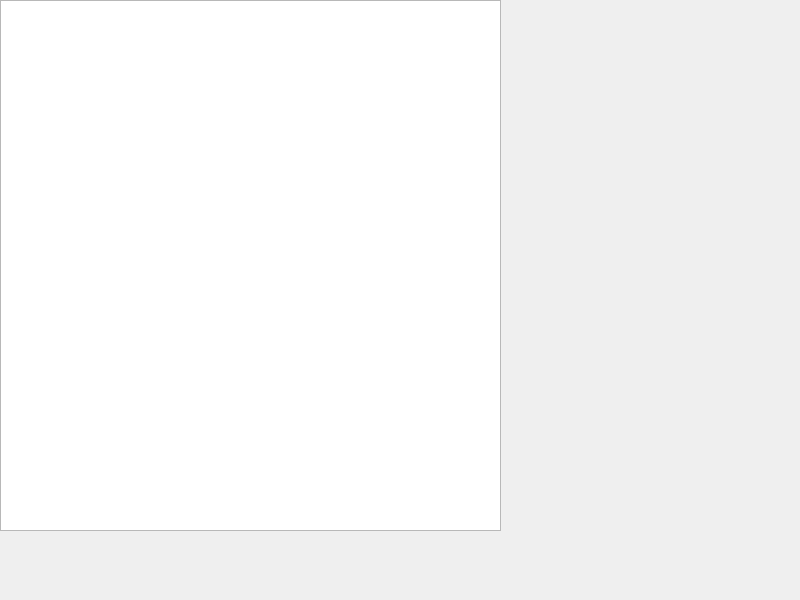
Old version of the form Tapp/Maya/Library/config/ui.ui in the repository bumpybox/Tapp.
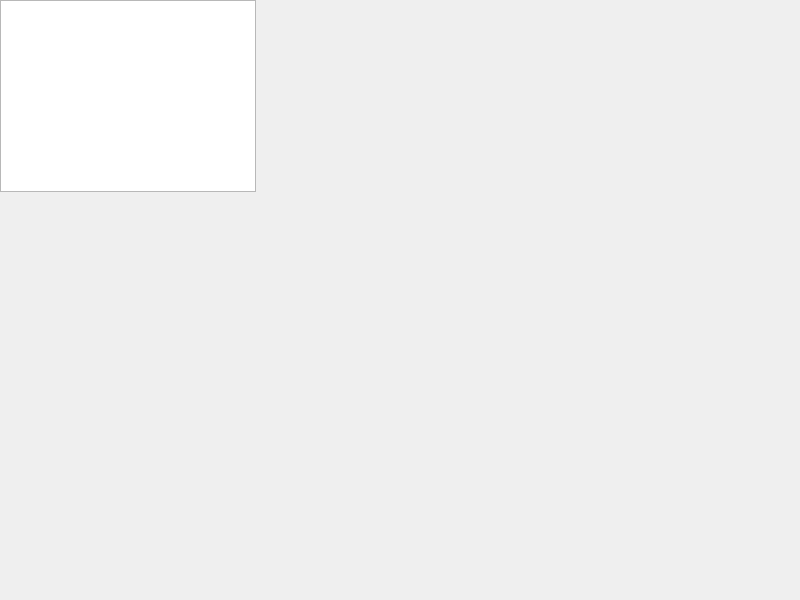
New version of the form.

Patch:
```diff
--- a/Tapp/Maya/Library/config/ui.ui
+++ b/Tapp/Maya/Library/config/ui.ui
@@ -14,29 +14,15 @@
    <string>Tapp Library</string>
   </property>
   <widget class="QWidget" name="centralwidget">
-   <widget class="QTreeWidget" name="treeWidget">
+   <widget class="QTreeView" name="treeView">
     <property name="geometry">
      <rect>
       <x>0</x>
       <y>0</y>
-      <width>501</width>
-      <height>531</height>
+      <width>256</width>
+      <height>192</height>
      </rect>
     </property>
-    <property name="columnCount">
-     <number>1</number>
-    </property>
-    <attribute name="headerVisible">
-     <bool>false</bool>
-    </attribute>
-    <attribute name="headerCascadingSectionResizes">
-     <bool>false</bool>
-    </attribute>
-    <column>
-     <property name="text">
-      <string>1</string>
-     </property>
-    </column>
    </widget>
   </widget>
  </widget>
```
